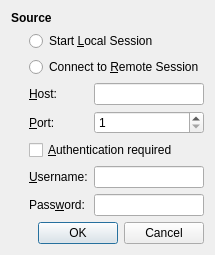
This is qt/SessionDialog.ui in transmission/transmission as Qt 5 draws it before an edit. The edited form follows.
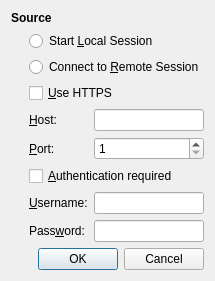
This is the edited form.

Commit message: add https checkbox

Patch:
```diff
--- a/qt/SessionDialog.ui
+++ b/qt/SessionDialog.ui
@@ -46,7 +46,14 @@
        </property>
       </widget>
      </item>
-     <item row="2" column="0">
+     <item row="2" column="0" colspan="2">
+      <widget class="QCheckBox" name="httpsCheck">
+       <property name="text">
+        <string>&amp;Use HTTPS</string>
+       </property>
+      </widget>
+     </item>
+     <item row="3" column="0">
       <widget class="QLabel" name="hostLabel">
        <property name="text">
         <string>&amp;Host:</string>
@@ -56,10 +63,10 @@
        </property>
       </widget>
      </item>
-     <item row="2" column="1">
+     <item row="3" column="1">
       <widget class="QLineEdit" name="hostEdit"/>
      </item>
-     <item row="3" column="0">
+     <item row="4" column="0">
       <widget class="QLabel" name="portLabel">
        <property name="text">
         <string>&amp;Port:</string>
@@ -69,7 +76,7 @@
        </property>
       </widget>
      </item>
-     <item row="3" column="1">
+     <item row="4" column="1">
       <widget class="QSpinBox" name="portSpin">
        <property name="minimum">
         <number>1</number>
@@ -79,14 +86,14 @@
        </property>
       </widget>
      </item>
-     <item row="4" column="0" colspan="2">
+     <item row="5" column="0" colspan="2">
       <widget class="QCheckBox" name="authCheck">
        <property name="text">
         <string>&amp;Authentication required</string>
        </property>
       </widget>
      </item>
-     <item row="5" column="0">
+     <item row="6" column="0">
       <widget class="QLabel" name="usernameLabel">
        <property name="text">
         <string>&amp;Username:</string>
@@ -96,10 +103,10 @@
        </property>
       </widget>
      </item>
-     <item row="5" column="1">
+     <item row="6" column="1">
       <widget class="QLineEdit" name="usernameEdit"/>
      </item>
-     <item row="6" column="0">
+     <item row="7" column="0">
       <widget class="QLabel" name="passwordLabel">
        <property name="text">
         <string>Pass&amp;word:</string>
@@ -109,7 +116,7 @@
        </property>
       </widget>
      </item>
-     <item row="6" column="1">
+     <item row="7" column="1">
       <widget class="QLineEdit" name="passwordEdit">
        <property name="echoMode">
         <enum>QLineEdit::Password</enum>
```
The commit also changes 5 other files.
